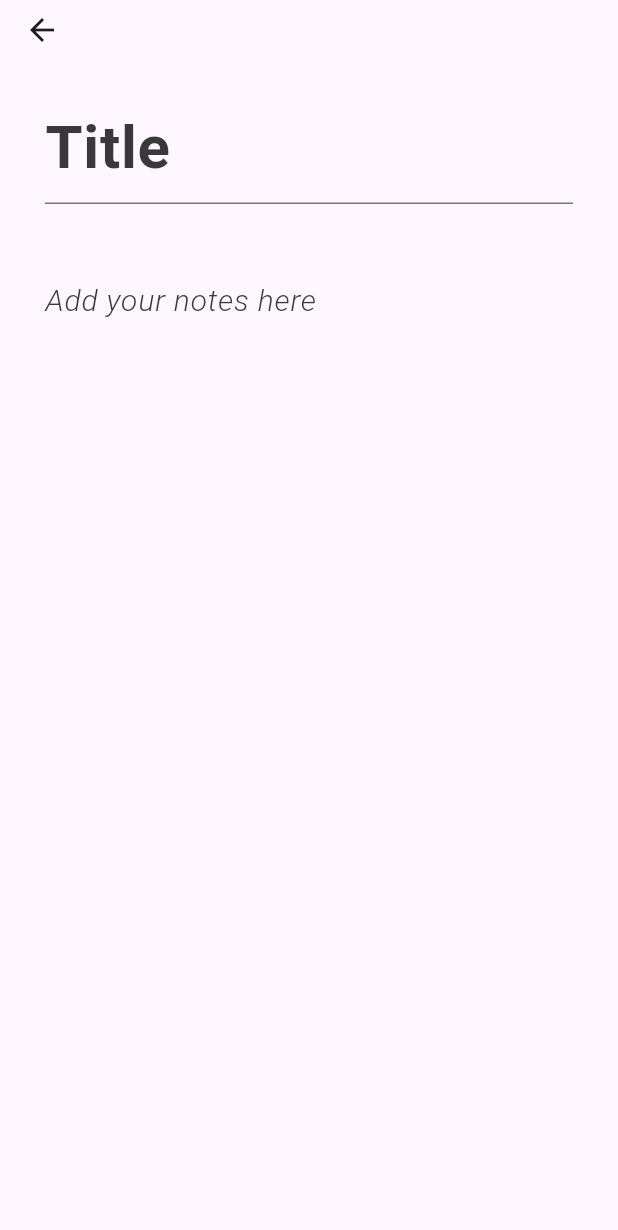
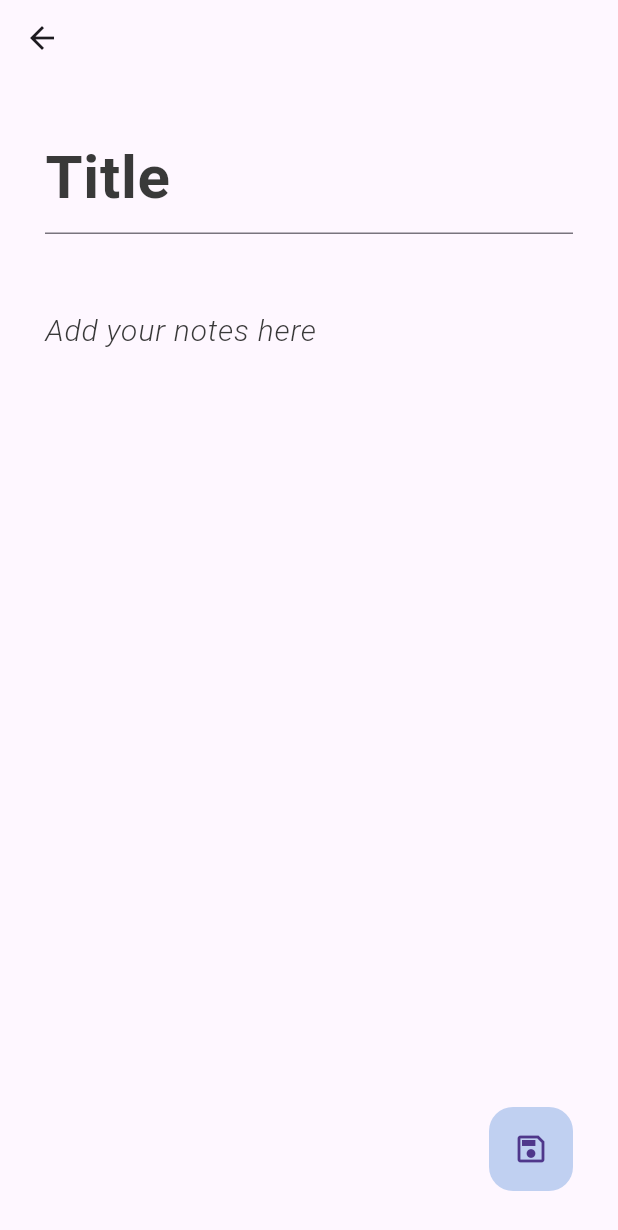
Before and after one commit to Antara-Paul04/Notes-App, a Flutter app: the AddNotes screen opened directly, on a phone screen of 412 x 824 dp. Shown: the top 1230 px of the screen. Run offline on Flutter 3.47's test engine with Material 3 defaults, Android fonts, the phone set to English and light mode, and no system bars.

Commit message:
Add: a new item in the list of the home page if the save button in the addNote page is pressed

```diff
--- a/notes_app/lib/pages/addNote.dart
+++ b/notes_app/lib/pages/addNote.dart
@@ -1,6 +1,9 @@
 import 'package:flutter/material.dart';
+import 'package:notes_app/pages/home.dart';
+import 'package:notes_app/widgets/notetile.dart';
 import 'package:notes_app/models/noteWidget.dart';
-import 'package:notes_app/widgets/notetile.dart';
+import 'package:uuid/uuid.dart';
+
 
 class AddNotes extends StatefulWidget {
   @override
@@ -8,12 +11,18 @@ class AddNotes extends StatefulWidget {
 }
 
 class _AddNotesState extends State<AddNotes> {
+  void _addNote() {
+    String id = Uuid().v4();
+    Note newNote = Note(id: id, notes:'note 6');
+    Navigator.pop(context, newNote);
+  }
+
   @override
   Widget build(BuildContext context) {
     return Scaffold(
       appBar: AppBar(
         backgroundColor: Colors.transparent,
-        toolbarHeight: 30,
+        toolbarHeight: 50,
       ),
       body: Column(
         children: [
@@ -30,10 +39,10 @@ class _AddNotesState extends State<AddNotes> {
               ),
             ),
           ),
-          Row(
-            children: [
-              Expanded(
-                child: Padding(
+          Expanded(
+            child: Stack(
+              children: [
+                Padding(
                   padding: const EdgeInsets.all(30.0),
                   child: TextField(
                     decoration: InputDecoration(
@@ -49,8 +58,18 @@ class _AddNotesState extends State<AddNotes> {
                     maxLines: null,
                   ),
                 ),
-              ),
-            ],
+                Positioned(
+                  bottom: 30,
+                  right: 30,
+                  child: FloatingActionButton(
+                    elevation: 0,
+                    backgroundColor: Color(0xFFC0D0F1),
+                    onPressed: _addNote,
+                    child: Icon(Icons.save_outlined),
+                  ),
+                ),
+              ],
+            ),
           ),
         ],
       ),
--- a/notes_app/pubspec.yaml
+++ b/notes_app/pubspec.yaml
@@ -30,6 +30,7 @@ environment:
 dependencies:
   flutter:
     sdk: flutter
+  uuid: ^3.0.4
 
 
   # The following adds the Cupertino Icons font to your application.
```
Also changed, not shown: notes_app/lib/pages/home.dart (+24 -4 lines), notes_app/pubspec.lock.
